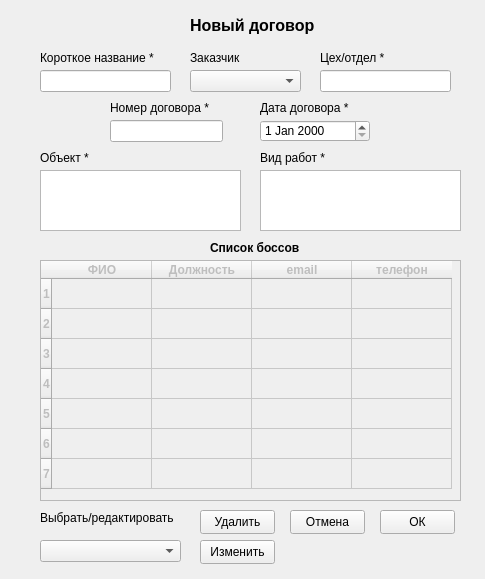
The window that my_helper/notebook/designer_ui/new_contract.ui (SmolPO/vertical) describes before a commit, drawn with Qt 5.
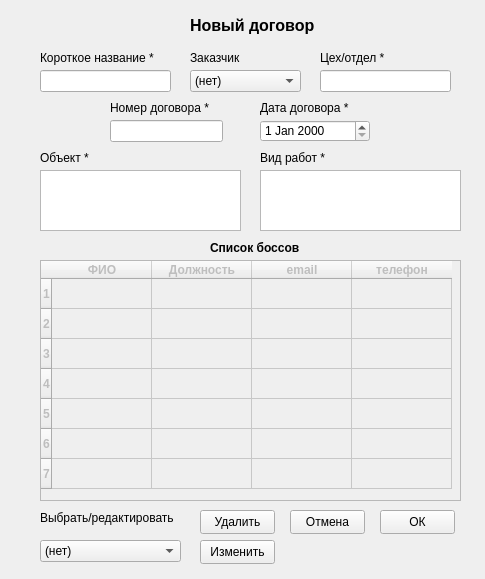
The same window after the commit.

Diff of the .ui file:
```diff
--- a/my_helper/notebook/designer_ui/new_contract.ui
+++ b/my_helper/notebook/designer_ui/new_contract.ui
@@ -312,6 +312,11 @@
      <height>22</height>
     </rect>
    </property>
+   <item>
+    <property name="text">
+     <string>(нет)</string>
+    </property>
+   </item>
   </widget>
   <widget class="QLabel" name="label_10">
    <property name="geometry">
@@ -335,6 +340,11 @@
      <height>22</height>
     </rect>
    </property>
+   <item>
+    <property name="text">
+     <string>(нет)</string>
+    </property>
+   </item>
   </widget>
   <widget class="QPushButton" name="b_change">
    <property name="geometry">
```
